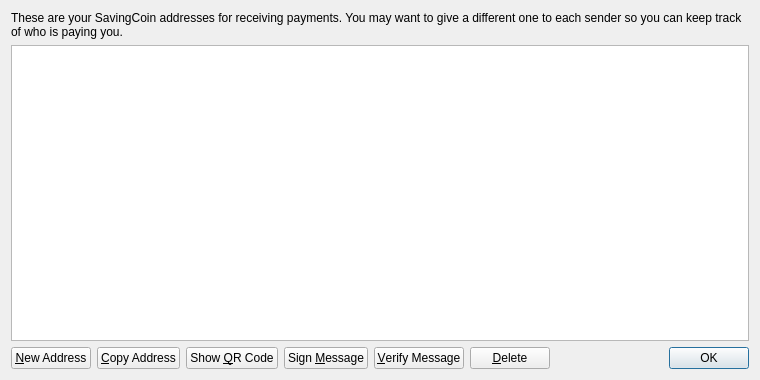
Above: src/qt/forms/addressbookpage.ui from badgercoincoin/badgercoin before the change. Below: the same form after it.
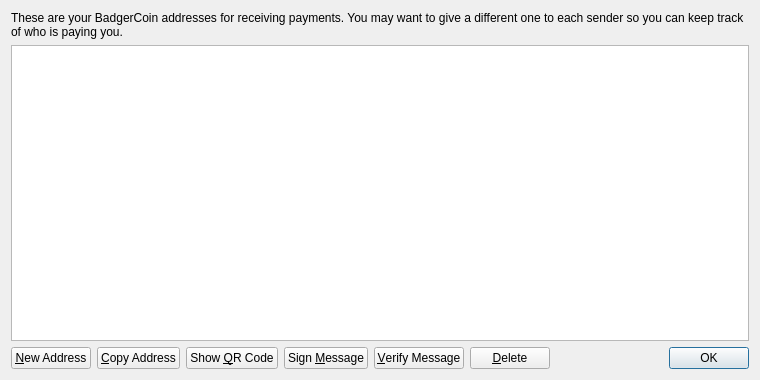
That is the form after the change. Icons and pictures are not drawn.

What changed in the file:
```diff
--- a/src/qt/forms/addressbookpage.ui
+++ b/src/qt/forms/addressbookpage.ui
@@ -17,7 +17,7 @@
    <item>
     <widget class="QLabel" name="labelExplanation">
      <property name="text">
-      <string>These are your SavingCoin addresses for receiving payments. You may want to give a different one to each sender so you can keep track of who is paying you.</string>
+      <string>These are your BadgerCoin addresses for receiving payments. You may want to give a different one to each sender so you can keep track of who is paying you.</string>
      </property>
      <property name="textFormat">
       <enum>Qt::PlainText</enum>
```
